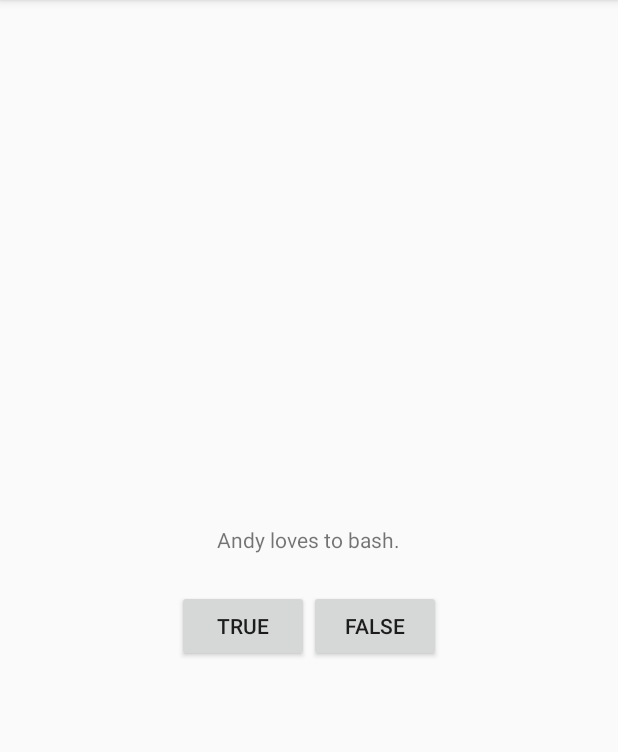
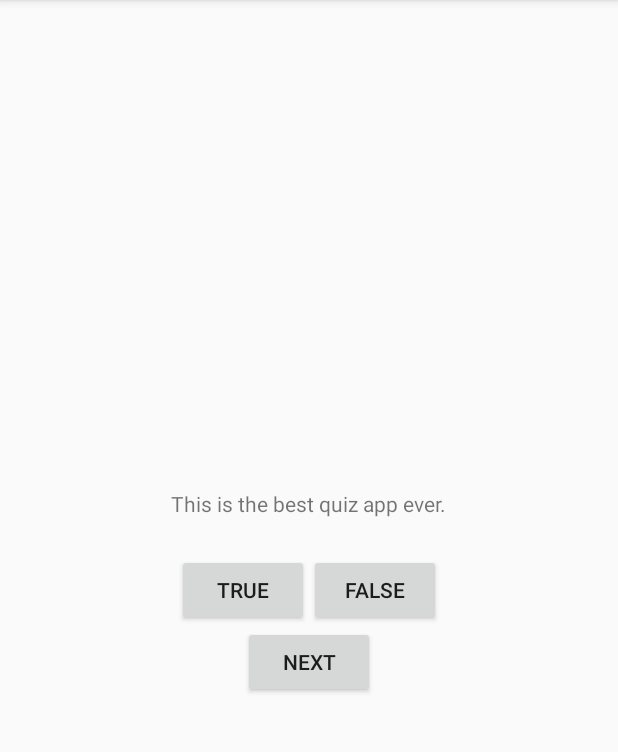
Before and after one commit to neilpelow/CustomRowLayout, an Android app: the screen it shows after launch (QuizActivity), after a tap on "TRUE", on a phone screen of 412 x 824 dp, the part 84-836 px from its top. Run offline under Robolectric (Android 15) with nearby library versions, the phone set to English and light mode, and no system bars.

Commit message:
First commit

```diff
--- a/GeoQuiz/app/src/main/java/com/example/neilpelow/geoquiz/QuizActivity.java
+++ b/GeoQuiz/app/src/main/java/com/example/neilpelow/geoquiz/QuizActivity.java
@@ -5,23 +5,63 @@ import android.os.Bundle;
 import android.view.Menu;
 import android.view.View;
 import android.widget.Button;
+import android.widget.TextView;
 import android.widget.Toast;
 
 public class QuizActivity extends AppCompatActivity {
 
     private Button mTrueButton;
     private Button mFalseButton;
+    private Button mNextButton;
+    private TextView mQuestionTextView;
+
+    private TrueFalse[] mQuestionBank = new TrueFalse[] {
+            new TrueFalse(R.string.question_1, true),
+            new TrueFalse(R.string.question_2, true),
+            new TrueFalse(R.string.question_3, false),
+            new TrueFalse(R.string.question_4, true),
+            new TrueFalse(R.string.question_5, true),
+            new TrueFalse(R.string.question_6, true),
+            new TrueFalse(R.string.question_7, true),
+    };
+
+    private int mCurrentIndex = 0;
+
+    private void updateQuestion() {
+        int question = mQuestionBank[mCurrentIndex].getQuestion();
+        mQuestionTextView.setText(question);
+    }
+
+    private void checkAnswer(boolean userPressedTrue) {
+        boolean answerIsTrue = mQuestionBank[mCurrentIndex].isTrueQuestion();
+
+        int messageResId = 0;
+
+        if (userPressedTrue == answerIsTrue) {
+            messageResId = R.string.correct_toast;
+        } else {
+            messageResId = R.string.incorrect_toast;
+        }
+
+        Toast.makeText(this, messageResId, Toast.LENGTH_SHORT).show();
+    }
 
     @Override
-    public void onCreate(Bundle savedInstanceState) {
+    protected void onCreate(Bundle savedInstanceState) {
         super.onCreate(savedInstanceState);
         setContentView(R.layout.activity_quiz);
+
+        mQuestionTextView = (TextView)findViewById(R.id.question_text_view);
+        /*int question = mQuestionBank[mCurrentIndex].getQuestion();
+        mQuestionTextView.setText(question);*/
+        updateQuestion();
 
         mTrueButton = (Button)findViewById(R.id.true_button);
         mTrueButton.setOnClickListener(new View.OnClickListener() {
             @Override
             public void onClick(View v) {
-                Toast.makeText(QuizActivity.this,R.string.correct_toast, Toast.LENGTH_SHORT).show();
+                //Toast.makeText(QuizActivity.this, R.string.correct_toast, Toast.LENGTH_SHORT).show();
+                checkAnswer(true);
             }
         });
 
@@ -29,7 +69,19 @@ public class QuizActivity extends AppCompatActivity {
         mFalseButton.setOnClickListener(new View.OnClickListener() {
             @Override
             public void onClick(View v) {
-                Toast.makeText(QuizActivity.this,R.string.incorrect_toast, Toast.LENGTH_SHORT).show();
+                checkAnswer(false);
+                //Toast.makeText(QuizActivity.this, R.string.incorrect_toast, Toast.LENGTH_SHORT).show();
+            }
+        });
+
+        mNextButton = (Button)findViewById(R.id.next_button);
+        mNextButton.setOnClickListener(new View.OnClickListener() {
+            @Override
+            public void onClick(View v) {
+                mCurrentIndex = (mCurrentIndex + 1) % mQuestionBank.length;
+                /*int question = mQuestionBank[mCurrentIndex].getQuestion();
+                mQuestionTextView.setText(question);*/
+                updateQuestion();
             }
         });
 
--- /dev/null
+++ b/GeoQuiz/app/src/main/java/com/example/neilpelow/geoquiz/TrueFalse.java
@@ -0,0 +1,32 @@
+package com.example.neilpelow.geoquiz;
+
+/**
+ * Created by neilpelow on 25/10/2015.
+ */
+public class TrueFalse {
+    private int mQuestion;//Var to hold resource ID of a string resource.
+
+    private boolean mTrueQuestion;//States whether the statement is true or not.
+
+    public TrueFalse(int question, boolean trueQuestion){
+        mQuestion = question;
+        mTrueQuestion = trueQuestion;
+
+    }
+
+    public int getQuestion() {
+        return mQuestion;
+    }
+
+    public void setQuestion(int question) {
+        mQuestion = question;
+    }
+
+    public boolean isTrueQuestion() {
+        return mTrueQuestion;
+    }
+
+    public void setTrueQuestion(boolean trueQuestion) {
+        mTrueQuestion = trueQuestion;
+    }
+}
--- a/GeoQuiz/app/src/main/res/layout/activity_quiz.xml
+++ b/GeoQuiz/app/src/main/res/layout/activity_quiz.xml
@@ -6,10 +6,10 @@
     android:orientation="vertical" >
 
     <TextView
+        android:id="@+id/question_text_view"
         android:layout_width="wrap_content"
         android:layout_height="wrap_content"
-        android:padding="24dp"
-        android:text="@string/question_text" />
+        android:padding="24dp" />
 
     <LinearLayout
         android:layout_width="wrap_content"
@@ -29,4 +29,11 @@
         android:text="@string/false_button" />
 
     </LinearLayout>
+
+    <Button
+        android:id="@+id/next_button"
+        android:layout_width="wrap_content"
+        android:layout_height="wrap_content"
+        android:text="@string/next_button"/>
+
 </LinearLayout>
--- a/GeoQuiz/app/src/main/res/values/strings.xml
+++ b/GeoQuiz/app/src/main/res/values/strings.xml
@@ -1,11 +1,17 @@
 <resources>
 
     <string name="app_name">GeoQuiz</string>
-    <string name="question_text">Andy loves to bash.</string>
     <string name="true_button">True</string>
     <string name="false_button">False</string>
+    <string name="next_button">Next</string>
     <string name="menu_settings">Settings</string>
     <string name="correct_toast">Correct!</string>
     <string name="incorrect_toast">Wrong. Idiot!</string>
-
+    <string name="question_1">This is the best quiz app ever.</string>
+    <string name="question_2">This is still the best app ever.</string>
+    <string name="question_3">It\'s actually not that good.</string>
+    <string name="question_4">It is forbidden to copy this app.</string>
+    <string name="question_5">Neil is really cool.</string>
+    <string name="question_6">Tim is really cool.</string>
+    <string name="question_7">Cindy Loo hasn\'t a clue.</string>
 </resources>
```
